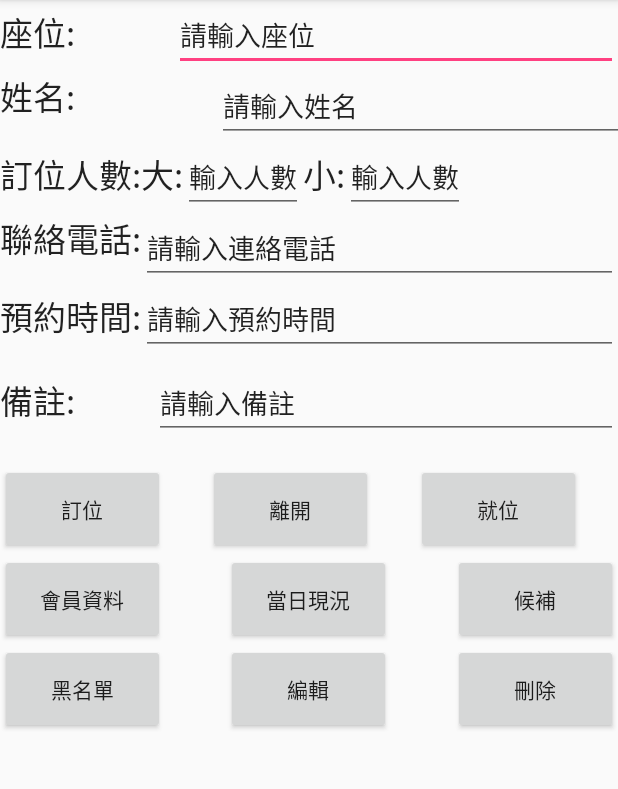
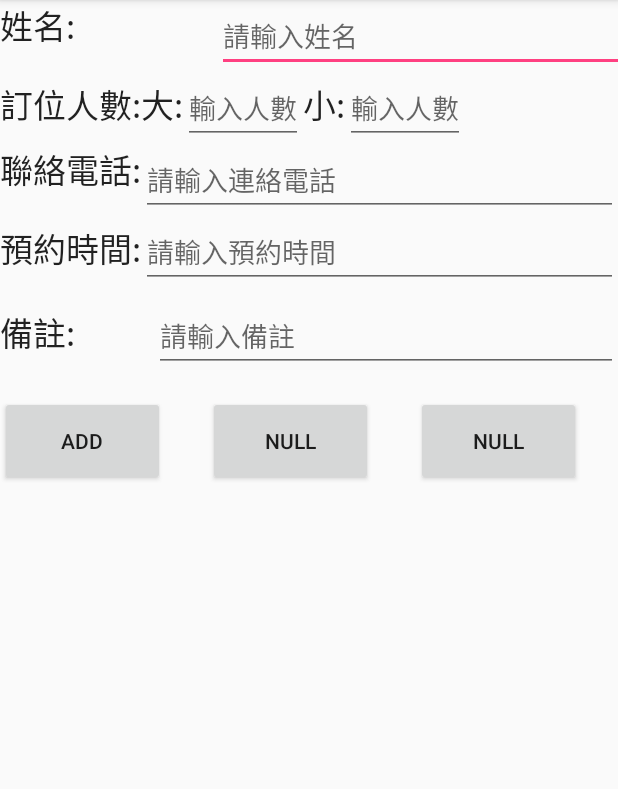
Before and after one commit to rujune/RFSystem_add, an Android app: the add screen opened directly, with no data from a screen before it, on a phone screen of 412 x 824 dp, the part 84-873 px from its top. Run offline under Robolectric (Android 15) with nearby library versions, the phone set to English and light mode, and no system bars.

Commit message:
ｆｉｘ　SQL DAO....

```diff
--- a/app/src/main/java/com/wen/rfsystem/customer.java
+++ b/app/src/main/java/com/wen/rfsystem/customer.java
@@ -35,7 +35,7 @@ public class customer {
     }
 
 
-    long id;            //會員編號.SQLite的Key值
+    long _id;            //會員編號.SQLite的Key值
     int sex;           //性別
     int awkward;       //黑名單
     String awkreason;  //黑名單理由
--- a/app/src/main/java/com/wen/rfsystem/reserve.java
+++ b/app/src/main/java/com/wen/rfsystem/reserve.java
@@ -39,7 +39,7 @@ public class reserve {
 
 
 
-    long id;   //訂位編號
+    long _id;   //訂位編號
     long customer;  //顧客資料   int customerID
     int adult;   //幾大幾小
     int child;
--- a/app/src/main/res/layout/activity_add.xml
+++ /dev/null
@@ -1,259 +0,0 @@
-<?xml version="1.0" encoding="utf-8"?>
-<LinearLayout xmlns:android="http://schemas.android.com/apk/res/android"
-    android:orientation="vertical" android:layout_width="match_parent"
-    android:layout_height="match_parent"
-    android:weightSum="1">
-
-    <LinearLayout
-        android:orientation="horizontal"
-        android:layout_width="match_parent"
-        android:layout_height="wrap_content">
-
-        <TextView
-            android:layout_width="wrap_content"
-            android:layout_height="36dp"
-            android:textAppearance="?android:attr/textAppearanceLarge"
-            android:text="座位:"
-            android:id="@+id/textView9"
-            android:layout_weight="0.01" />
-
-        <EditText
-            android:layout_width="wrap_content"
-            android:layout_height="wrap_content"
-            android:id="@+id/editText"
-            android:text="請輸入座位"
-            android:layout_weight="0.03" />
-    </LinearLayout>
-
-    <LinearLayout
-        android:orientation="horizontal"
-        android:layout_width="match_parent"
-        android:layout_height="wrap_content"
-        android:weightSum="1">
-
-        <TextView
-            android:layout_width="wrap_content"
-            android:layout_height="match_parent"
-            android:textAppearance="?android:attr/textAppearanceLarge"
-            android:text="姓名:"
-            android:id="@+id/textView11"
-            android:layout_weight="1.24" />
-
-        <EditText
-            android:layout_width="285dp"
-            android:layout_height="wrap_content"
-            android:inputType="textPersonName"
-            android:text="請輸入姓名"
-            android:ems="10"
-            android:id="@+id/nameEDText" />
-
-    </LinearLayout>
-
-    <LinearLayout
-        android:orientation="horizontal"
-        android:layout_width="match_parent"
-        android:layout_height="wrap_content">
-
-        <TextView
-            android:layout_width="wrap_content"
-            android:layout_height="wrap_content"
-            android:textAppearance="?android:attr/textAppearanceLarge"
-            android:text="訂位人數:"
-            android:id="@+id/textView10" />
-
-        <TextView
-            android:layout_width="wrap_content"
-            android:layout_height="wrap_content"
-            android:textAppearance="?android:attr/textAppearanceLarge"
-            android:text="大:"
-            android:id="@+id/textView13" />
-
-        <EditText
-            android:layout_width="wrap_content"
-            android:layout_height="wrap_content"
-            android:id="@+id/adultEDText"
-            android:text="輸入人數" />
-
-        <TextView
-            android:layout_width="wrap_content"
-            android:layout_height="wrap_content"
-            android:textAppearance="?android:attr/textAppearanceLarge"
-            android:text="小:"
-            android:id="@+id/textView14" />
-
-        <EditText
-            android:layout_width="wrap_content"
-            android:layout_height="wrap_content"
-            android:id="@+id/childEDText"
-            android:text="輸入人數" />
-
-    </LinearLayout>
-
-    <LinearLayout
-        android:orientation="horizontal"
-        android:layout_width="match_parent"
-        android:layout_height="wrap_content">
-
-        <TextView
-            android:layout_width="wrap_content"
-            android:layout_height="match_parent"
-            android:textAppearance="?android:attr/textAppearanceLarge"
-            android:text="聯絡電話:"
-            android:id="@+id/textView12" />
-
-        <EditText
-            android:layout_width="wrap_content"
-            android:layout_height="wrap_content"
-            android:inputType="phone"
-            android:ems="10"
-            android:id="@+id/telEDText"
-            android:layout_weight="1"
-            android:text="請輸入連絡電話" />
-
-    </LinearLayout>
-
-    <LinearLayout
-        android:orientation="horizontal"
-        android:layout_width="match_parent"
-        android:layout_height="wrap_content">
-
-        <TextView
-            android:layout_width="wrap_content"
-            android:layout_height="56dp"
-            android:textAppearance="?android:attr/textAppearanceLarge"
-            android:text="預約時間:"
-            android:id="@+id/textView15"
-            android:layout_weight="0.00" />
-
-        <EditText
-            android:layout_width="match_parent"
-            android:layout_height="wrap_content"
-            android:inputType="time"
-            android:ems="10"
-            android:id="@+id/resTimeEDText"
-            android:text="請輸入預約時間" />
-    </LinearLayout>
-
-    <LinearLayout
-        android:orientation="horizontal"
-        android:layout_width="match_parent"
-        android:layout_height="64dp">
-
-        <TextView
-            android:layout_width="wrap_content"
-            android:layout_height="wrap_content"
-            android:textAppearance="?android:attr/textAppearanceLarge"
-            android:text="備註:"
-            android:id="@+id/textView16"
-            android:layout_weight="0.01" />
-
-        <EditText
-            android:layout_width="wrap_content"
-            android:layout_height="wrap_content"
-            android:id="@+id/PSEDText"
-            android:layout_weight="0.04"
-            android:text="請輸入備註" />
-    </LinearLayout>
-
-    <LinearLayout
-        android:orientation="horizontal"
-        android:layout_width="match_parent"
-        android:layout_height="wrap_content">
-
-        <RelativeLayout
-            android:layout_width="387dp"
-            android:layout_height="wrap_content">
-
-            <Button
-                android:layout_width="110dp"
-                android:layout_height="60dp"
-                android:text="訂位"
-                android:id="@+id/button6"
-                android:layout_gravity="center_vertical" />
-
-            <Button
-                android:layout_width="110dp"
-                android:layout_height="60dp"
-                android:text="就位"
-                android:id="@+id/button7"
-                android:layout_alignParentTop="true"
-                android:layout_alignParentRight="true"
-                android:layout_alignParentEnd="true" />
-
-            <Button
-                android:layout_width="110dp"
-                android:layout_height="60dp"
-                android:text="離開"
-                android:id="@+id/button14"
-                android:layout_alignParentTop="true"
-                android:layout_centerHorizontal="true" />
-
-        </RelativeLayout>
-
-    </LinearLayout>
-
-    <LinearLayout
-        android:orientation="horizontal"
-        android:layout_width="match_parent"
-        android:layout_height="match_parent">
-
-        <RelativeLayout
-            android:layout_width="match_parent"
-            android:layout_height="match_parent">
-
-            <Button
-                android:layout_width="110dp"
-                android:layout_height="60dp"
-                android:text="會員資料"
-                android:id="@+id/button8"
-                android:layout_alignParentTop="true"
-                android:layout_alignParentLeft="true"
-                android:layout_alignParentStart="true" />
-
-            <Button
-                android:layout_width="110dp"
-                android:layout_height="60dp"
-                android:text="當日現況"
-                android:id="@+id/button9"
-                android:layout_alignBottom="@+id/button8"
-                android:layout_centerHorizontal="true" />
-
-            <Button
-                android:layout_width="110dp"
-                android:layout_height="60dp"
-                android:text="候補"
-                android:id="@+id/button10"
-                android:layout_alignBottom="@+id/button9"
-                android:layout_alignParentRight="true"
-                android:layout_alignParentEnd="true" />
-
-            <Button
-                android:layout_width="110dp"
-                android:layout_height="60dp"
-                android:text="黑名單"
-                android:id="@+id/button11"
-                android:layout_below="@+id/button8"
-                android:layout_alignParentLeft="true"
-                android:layout_alignParentStart="true" />
-
-            <Button
-                android:layout_width="110dp"
-                android:layout_height="60dp"
-                android:text="編輯"
-                android:id="@+id/button12"
-                android:layout_alignTop="@+id/button11"
-                android:layout_alignLeft="@+id/button9"
-                android:layout_alignStart="@+id/button9" />
-
-            <Button
-                android:layout_width="110dp"
-                android:layout_height="60dp"
-                android:text="刪除"
-                android:id="@+id/button13"
-                android:layout_alignTop="@+id/button12"
-                android:layout_alignParentRight="true"
-                android:layout_alignParentEnd="true" />
-        </RelativeLayout>
-    </LinearLayout>
-
-</LinearLayout>
```
Also changed, not shown: app/src/main/java/com/wen/rfsystem/MainActivity.java (+62 -1 lines), app/src/main/java/com/wen/rfsystem/MyDBHelp.java (+7 -5 lines), app/src/main/java/com/wen/rfsystem/SFsysDAOImp.java (+4 -4 lines), app/src/main/java/com/wen/rfsystem/add.java (+12 -4 lines), app/src/main/res/layout/add.xml (+12 -33 lines), app/src/main/res/menu/menu_main.xml (+10 -0 lines).
